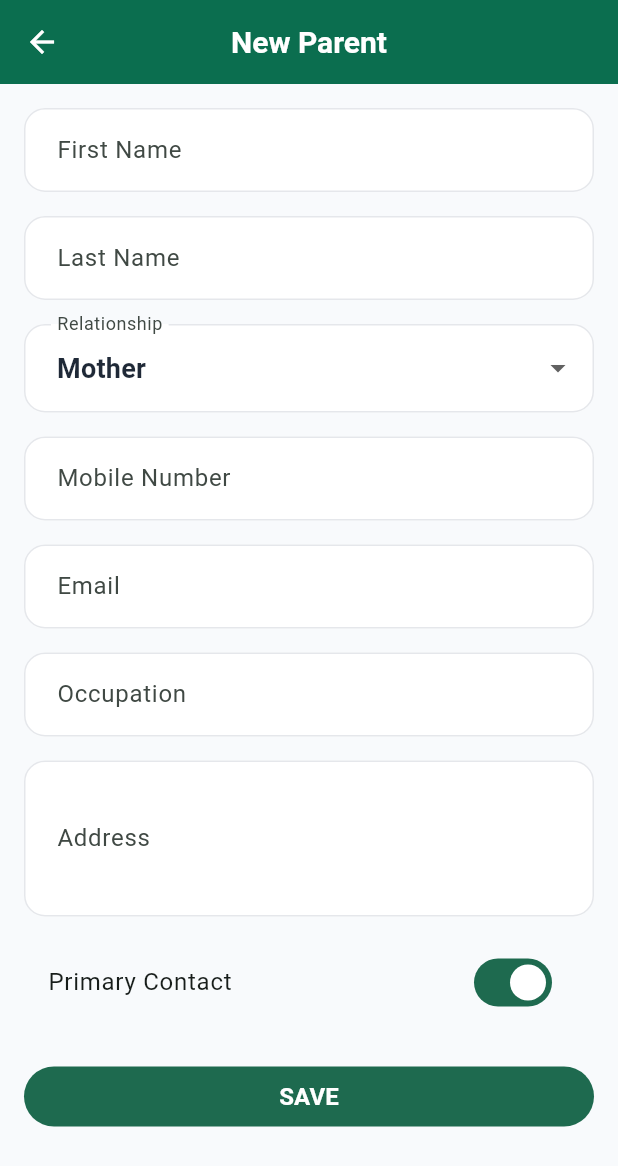
After one commit to bhagwatgouri-beep/cubs_corner_connect, a Flutter app: the screen it shows after launch, after a tap on "New Parent", on a phone screen of 412 x 824 dp. The commit adds this screen. Shown: the top 1166 px of the screen. Run offline on Flutter 3.47's test engine with Material 3 defaults, Android fonts, the phone set to English and light mode, and no system bars; our stand-ins replace cloud_firestore, firebase_auth, firebase_core; accounts and stored records are empty.

Commit message:
SPR-007 Parent module foundation

```diff
--- a/lib/features/admin/dashboard/admin_dashboard_screen.dart
+++ b/lib/features/admin/dashboard/admin_dashboard_screen.dart
@@ -2,6 +2,8 @@ import 'package:flutter/material.dart';
 
 import '../admissions/add_student_screen.dart';
 import '../students/student_directory_screen.dart';
+import '../parents/add_parent_screen.dart';
+import '../parents/parent_directory_screen.dart';
 
 class AdminDashboardScreen extends StatelessWidget {
   const AdminDashboardScreen({super.key});
@@ -15,7 +17,6 @@ class AdminDashboardScreen extends StatelessWidget {
       body: ListView(
         padding: const EdgeInsets.all(16),
         children: [
-
           const Text(
             "Admissions",
             style: TextStyle(
@@ -48,6 +49,45 @@ class AdminDashboardScreen extends StatelessWidget {
                 MaterialPageRoute(
                   builder: (_) =>
                   const StudentDirectoryScreen(),
+                ),
+              );
+            },
+          ),
+
+          const SizedBox(height: 30),
+
+          const Text(
+            "Parents",
+            style: TextStyle(
+              fontSize: 22,
+              fontWeight: FontWeight.bold,
+            ),
+          ),
+
+          const SizedBox(height: 16),
+
+          _MenuCard(
+            title: "New Parent",
+            icon: Icons.person_add_alt_1,
+            onTap: () {
+              Navigator.push(
+                context,
+                MaterialPageRoute(
+                  builder: (_) => const AddParentScreen(),
+                ),
+              );
+            },
+          ),
+
+          _MenuCard(
+            title: "Parent Directory",
+            icon: Icons.people,
+            onTap: () {
+              Navigator.push(
+                context,
+                MaterialPageRoute(
+                  builder: (_) =>
+                  const ParentDirectoryScreen(),
                 ),
               );
             },
--- /dev/null
+++ b/lib/features/admin/parents/add_parent_screen.dart
@@ -0,0 +1,178 @@
+import 'package:flutter/material.dart';
+
+import '../../../models/parent.dart';
+import '../../../repositories/parent_repository.dart';
+
+class AddParentScreen extends StatefulWidget {
+  const AddParentScreen({super.key});
+
+  @override
+  State<AddParentScreen> createState() => _AddParentScreenState();
+}
+
+class _AddParentScreenState extends State<AddParentScreen> {
+  final _formKey = GlobalKey<FormState>();
+
+  final _firstName = TextEditingController();
+  final _lastName = TextEditingController();
+  final _mobile = TextEditingController();
+  final _email = TextEditingController();
+  final _occupation = TextEditingController();
+  final _address = TextEditingController();
+
+  String relationship = "Mother";
+  bool primaryContact = true;
+
+  @override
+  void dispose() {
+    _firstName.dispose();
+    _lastName.dispose();
+    _mobile.dispose();
+    _email.dispose();
+    _occupation.dispose();
+    _address.dispose();
+    super.dispose();
+  }
+
+  void _save() {
+    if (!_formKey.currentState!.validate()) return;
+
+    final parent = Parent(
+      id: DateTime.now().millisecondsSinceEpoch.toString(),
+      firstName: _firstName.text.trim(),
+      lastName: _lastName.text.trim(),
+      mobileNumber: _mobile.text.trim(),
+      email: _email.text.trim(),
+      relationship: relationship,
+      occupation: _occupation.text.trim(),
+      address: _address.text.trim(),
+      isPrimaryContact: primaryContact,
+      createdAt: DateTime.now(),
+      updatedAt: DateTime.now(),
+    );
+
+    ParentRepository.instance.addParent(parent);
+
+    Navigator.pop(context);
+  }
+
+  @override
+  Widget build(BuildContext context) {
+    return Scaffold(
+      appBar: AppBar(
+        title: const Text("New Parent"),
+      ),
+      body: Form(
+        key: _formKey,
+        child: ListView(
+          padding: const EdgeInsets.all(16),
+          children: [
+            TextFormField(
+              controller: _firstName,
+              decoration: const InputDecoration(
+                labelText: "First Name",
+              ),
+              validator: (v) =>
+              v == null || v.isEmpty ? "Required" : null,
+            ),
+
+            const SizedBox(height: 16),
+
+            TextFormField(
+              controller: _lastName,
+              decoration: const InputDecoration(
+                labelText: "Last Name",
+              ),
+            ),
+
+            const SizedBox(height: 16),
+
+            DropdownButtonFormField<String>(
+              value: relationship,
+              decoration: const InputDecoration(
+                labelText: "Relationship",
+              ),
+              items: const [
+                DropdownMenuItem(
+                  value: "Mother",
+                  child: Text("Mother"),
+                ),
+                DropdownMenuItem(
+                  value: "Father",
+                  child: Text("Father"),
+                ),
+                DropdownMenuItem(
+                  value: "Guardian",
+                  child: Text("Guardian"),
+                ),
+              ],
+              onChanged: (value) {
+                setState(() {
+                  relationship = value!;
+                });
+              },
+            ),
+
+            const SizedBox(height: 16),
+
+            TextFormField(
+              controller: _mobile,
+              keyboardType: TextInputType.phone,
+              decoration: const InputDecoration(
+                labelText: "Mobile Number",
+              ),
+            ),
+
+            const SizedBox(height: 16),
+
+            TextFormField(
+              controller: _email,
+              keyboardType: TextInputType.emailAddress,
+              decoration: const InputDecoration(
+                labelText: "Email",
+              ),
+            ),
+
+            const SizedBox(height: 16),
+
+            TextFormField(
+              controller: _occupation,
+              decoration: const InputDecoration(
+                labelText: "Occupation",
+              ),
+            ),
+
+            const SizedBox(height: 16),
+
+            TextFormField(
+              controller: _address,
+              maxLines: 3,
+              decoration: const InputDecoration(
+                labelText: "Address",
+              ),
+            ),
+
+            const SizedBox(height: 16),
+
+            SwitchListTile(
+              value: primaryContact,
+              title: const Text("Primary Contact"),
+              onChanged: (value) {
+                setState(() {
+                  primaryContact = value;
+                });
+              },
+            ),
+
+            const SizedBox(height: 24),
+
+            FilledButton(
+              onPressed: _save,
+              child: const Text("SAVE"),
+            ),
+          ],
+        ),
+      ),
+    );
+  }
+}
--- a/lib/models/admission_draft.dart
+++ b/lib/models/admission_draft.dart
@@ -1,5 +1,7 @@
 class AdmissionDraft {
   // Student
+  String studentId = '';
+
   String admissionNumber = '';
   String firstName = '';
   String lastName = '';
@@ -28,4 +30,6 @@ class AdmissionDraft {
   // Health
   String allergies = '';
   String medicalNotes = '';
+
+  bool get isEdit => studentId.isNotEmpty;
 }
--- a/lib/models/parent.dart
+++ b/lib/models/parent.dart
@@ -1,34 +1,114 @@
 class Parent {
   final String id;
 
-  final String fatherName;
-  final String motherName;
+  final String firstName;
+  final String lastName;
 
-  final String mobile1;
-  final String? mobile2;
+  final String mobileNumber;
+  final String email;
 
-  final String? email;
+  final String relationship;
+
+  final String occupation;
 
   final String address;
 
-  final String emergencyContactName;
-  final String emergencyContactNumber;
+  final bool isPrimaryContact;
 
-  final List<String> studentIds;
-
-  final bool isActive;
+  final DateTime createdAt;
+  final DateTime updatedAt;
 
   const Parent({
     required this.id,
-    required this.fatherName,
-    required this.motherName,
-    required this.mobile1,
-    this.mobile2,
-    this.email,
+    required this.firstName,
+    required this.lastName,
+    required this.mobileNumber,
+    required this.email,
+    required this.relationship,
+    required this.occupation,
     required this.address,
-    required this.emergencyContactName,
-    required this.emergencyContactNumber,
-    required this.studentIds,
-    this.isActive = true,
+    required this.isPrimaryContact,
+    required this.createdAt,
+    required this.updatedAt,
   });
+
+  String get fullName => "$firstName $lastName";
+
+  Parent copyWith({
+    String? id,
+    String? firstName,
+    String? lastName,
+    String? mobileNumber,
+    String? email,
+    String? relationship,
+    String? occupation,
+    String? address,
+    bool? isPrimaryContact,
+    DateTime? createdAt,
+    DateTime? updatedAt,
+  }) {
+    return Parent(
+      id: id ?? this.id,
+      firstName: firstName ?? this.firstName,
+      lastName: lastName ?? this.lastName,
+      mobileNumber: mobileNumber ?? this.mobileNumber,
+      email: email ?? this.email,
+      relationship: relationship ?? this.relationship,
+      occupation: occupation ?? this.occupation,
+      address: address ?? this.address,
+      isPrimaryContact:
+      isPrimaryContact ?? this.isPrimaryContact,
+      createdAt: createdAt ?? this.createdAt,
+      updatedAt: updatedAt ?? this.updatedAt,
+    );
+  }
+
+  factory Parent.fromMap(
+      String id,
+      Map<String, dynamic> map,
+      ) {
+    return Parent(
+      id: id,
+      firstName: map["firstName"] ?? "",
+      lastName: map["lastName"] ?? "",
+      mobileNumber: map["mobileNumber"] ?? "",
+      email: map["email"] ?? "",
+      relationship: map["relationship"] ?? "",
+      occupation: map["occupation"] ?? "",
+      address: map["address"] ?? "",
+      isPrimaryContact:
+      map["isPrimaryContact"] ?? true,
+      createdAt: DateTime.tryParse(
+        map["createdAt"] ?? "",
+      ) ??
+          DateTime.now(),
+      updatedAt: DateTime.tryParse(
+        map["updatedAt"] ?? "",
+      ) ??
+          DateTime.now(),
+    );
+  }
+
+  Map<String, dynamic> toMap() {
+    return {
+      "firstName": firstName,
+      "lastName": lastName,
+      "mobileNumber": mobileNumber,
+      "email": email,
+      "relationship": relationship,
+      "occupation": occupation,
+      "address": address,
+      "isPrimaryContact": isPrimaryContact,
+      "createdAt": createdAt.toIso8601String(),
+      "updatedAt": updatedAt.toIso8601String(),
+    };
+  }
+
+  @override
+  bool operator ==(Object other) =>
+      identical(this, other) ||
+          other is Parent && other.id == id;
+
+  @override
+  int get hashCode => id.hashCode;
 }
--- /dev/null
+++ b/lib/repositories/parent_repository.dart
@@ -0,0 +1,86 @@
+import 'package:cloud_firestore/cloud_firestore.dart';
+
+import '../models/parent.dart';
+
+class ParentRepository {
+  ParentRepository._({
+    FirebaseFirestore? firestore,
+  }) : _firestore = firestore ?? FirebaseFirestore.instance;
+
+  static final ParentRepository instance = ParentRepository._();
+
+  final FirebaseFirestore _firestore;
+
+  /// Temporary in-memory list.
+  final List<Parent> _parents = [];
+
+  CollectionReference<Map<String, dynamic>> get _parentCollection =>
+      _firestore.collection('parents');
+
+  // ------------------------
+  // CURRENT APP (In-memory)
+  // ------------------------
+
+  List<Parent> get parents => List.unmodifiable(_parents);
+
+  Parent? getParent(String id) {
+    try {
+      return _parents.firstWhere(
+            (parent) => parent.id == id,
+      );
+    } catch (_) {
+      return null;
+    }
+  }
+
+  void addParent(Parent parent) {
+    _parents.add(parent);
+  }
+
+  void updateParent(Parent updatedParent) {
+    final index = _parents.indexWhere(
+          (parent) => parent.id == updatedParent.id,
+    );
+
+    if (index != -1) {
+      _parents[index] = updatedParent;
+    }
+  }
+
+  void removeParent(String id) {
+    _parents.removeWhere(
+          (parent) => parent.id == id,
+    );
+  }
+
+  int get totalParents => _parents.length;
+
+  // ------------------------
+  // FUTURE FIRESTORE METHODS
+  // ------------------------
+
+  Future<List<Parent>> fetchParents() async {
+    final snapshot = await _parentCollection.get();
+
+    return snapshot.docs
+        .map(
+          (doc) => Parent.fromMap(
+        doc.id,
+        doc.data(),
+      ),
+    )
+        .toList();
+  }
+
+  Future<void> saveParent(Parent parent) async {
+    await _parentCollection
+        .doc(parent.id)
+        .set(parent.toMap());
+  }
+
+  Future<void> deleteParentFromFirestore(
+      String id,
+      ) async {
+    await _parentCollection.doc(id).delete();
+  }
+}
```
Also changed, not shown: lib/features/admin/parents/parent_directory_screen.dart (added, +113 -0 lines), lib/features/admin/parents/parent_profile_screen.dart (added, +79 -0 lines).
